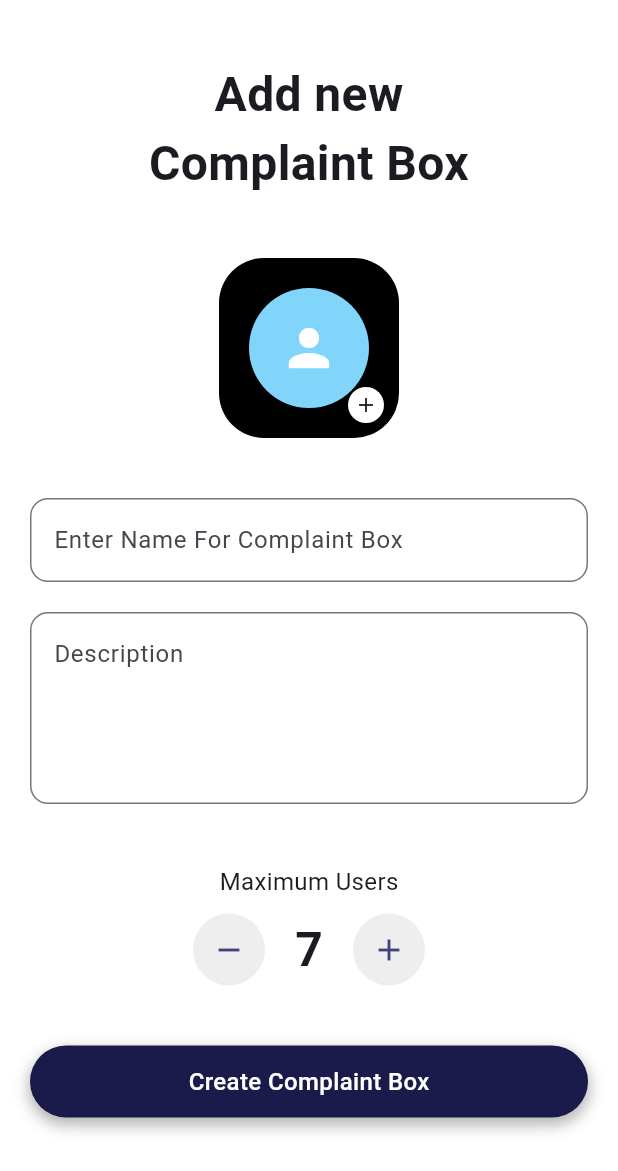
After one commit to AbdulWahab100203/rcet_complaint, a Flutter app: the AddComplaintBox screen opened by its route, on a phone screen of 412 x 824 dp. The commit adds this screen. Shown: the top 1171 px of the screen. Run offline on Flutter 3.47's test engine with Material 3 defaults, Android fonts, the phone set to English and light mode, and no system bars.

Commit message:
main_dashboard changese

```diff
--- a/lib/routes/app_routes.dart
+++ b/lib/routes/app_routes.dart
@@ -3,13 +3,14 @@ import '../screens/auth/welcome_screen.dart';
 import '../screens/auth/login_screen.dart';
 import '../screens/auth/signup_screen.dart';
 import '../screens/auth/signup_form_screen.dart';
-import '../screens/dashboard/dashboard_screen.dart';
+// import '../screens/dashboard/dashboard_screen.dart';
 import '../screens/auth/forget_screen.dart';
 import '../screens/dashboard/setting_screen.dart';
 import '../screens/dashboard/complaint_box.dart';
 import '../screens/dashboard/event.dart';
 import '../screens/dashboard/main_dashboard_screen.dart';
 import '../screens/dashboard/edit_profile.dart';
+import '../screens/dashboard/add_complaint_box.dart';
 
 class AppRoutes {
   static const String welcome = '/';
@@ -25,6 +26,7 @@ class AppRoutes {
   static const String event = '/EventScheduleScreen';
   static const String mainDashboard = '/ComplaintScreenMain';
   static const String editProfile = '/edit-profile';
+  static const String addComplaintBox = '/add-complaint-box';
 
   static Route<dynamic> onGenerateRoute(RouteSettings settings) {
     switch (settings.name) {
@@ -47,10 +49,10 @@ class AppRoutes {
         return MaterialPageRoute(
           builder: (_) => const SignUpFormScreen(),
         );
-      case dashboard:
-        return MaterialPageRoute(
-          builder: (_) => const DashboardScreen(),
-        );
+      // case dashboard:
+      //   return MaterialPageRoute(
+      //     builder: (_) => const DashboardScreen(),
+      //   );
       case setting:
         return MaterialPageRoute(
           builder: (_) => const SettingScreen(),
@@ -72,9 +74,9 @@ class AppRoutes {
           builder: (_) => ComplaintScreenMain(),
         );
       case editProfile:
-        return MaterialPageRoute(
-          builder: (_) => EditProfileScreen(),
-        );
+        return MaterialPageRoute(builder: (_) => const EditProfileScreen());
+      case addComplaintBox:
+        return MaterialPageRoute(builder: (_) => const AddComplaintBox());
       default:
         return MaterialPageRoute(
           builder: (_) => Scaffold(
--- /dev/null
+++ b/lib/screens/dashboard/add_complaint_box.dart
@@ -0,0 +1,162 @@
+import 'package:flutter/material.dart';
+import '../../routes/app_routes.dart';
+import '../../widgets/primary_button.dart';
+
+class AddComplaintBox extends StatefulWidget {
+  const AddComplaintBox({super.key});
+
+  @override
+  State<AddComplaintBox> createState() => _AddComplaintBoxState();
+}
+
+class _AddComplaintBoxState extends State<AddComplaintBox> {
+  final TextEditingController _nameController = TextEditingController();
+  final TextEditingController _descriptionController = TextEditingController();
+  int _maxUsers = 7;
+
+  @override
+  void dispose() {
+    _nameController.dispose();
+    _descriptionController.dispose();
+    super.dispose();
+  }
+
+  @override
+  Widget build(BuildContext context) {
+    return Scaffold(
+      backgroundColor: Colors.white,
+      body: SafeArea(
+        child: SingleChildScrollView(
+          padding: const EdgeInsets.all(20),
+          child: Column(
+            crossAxisAlignment: CrossAxisAlignment.center,
+            children: [
+              const SizedBox(height: 20),
+              const Text(
+                'Add new\nComplaint Box',
+                textAlign: TextAlign.center,
+                style: TextStyle(
+                  fontSize: 32,
+                  fontWeight: FontWeight.bold,
+                ),
+              ),
+              const SizedBox(height: 40),
+              Container(
+                width: 120,
+                height: 120,
+                decoration: BoxDecoration(
+                  color: Colors.black,
+                  borderRadius: BorderRadius.circular(30),
+                ),
+                child: Stack(
+                  children: [
+                    Center(
+                      child: CircleAvatar(
+                        radius: 40,
+                        backgroundColor: Colors.lightBlue[200],
+                        child: const Icon(
+                          Icons.person,
+                          size: 40,
+                          color: Colors.white,
+                        ),
+                      ),
+                    ),
+                    Positioned(
+                      right: 10,
+                      bottom: 10,
+                      child: Container(
+                        padding: const EdgeInsets.all(4),
+                        decoration: const BoxDecoration(
+                          color: Colors.white,
+                          shape: BoxShape.circle,
+                        ),
+                        child: const Icon(Icons.add, size: 16),
+                      ),
+                    ),
+                  ],
+                ),
+              ),
+              const SizedBox(height: 40),
+              TextField(
+                controller: _nameController,
+                decoration: InputDecoration(
+                  labelText: 'Enter Name For Complaint Box',
+                  border: OutlineInputBorder(
+                    borderRadius: BorderRadius.circular(12),
+                  ),
+                ),
+              ),
+              const SizedBox(height: 20),
+              TextField(
+                controller: _descriptionController,
+                maxLines: 4,
+                decoration: InputDecoration(
+                  labelText: 'Description',
+                  alignLabelWithHint: true,
+                  border: OutlineInputBorder(
+                    borderRadius: BorderRadius.circular(12),
+                  ),
+                ),
+              ),
+              const SizedBox(height: 40),
+              const Text(
+                'Maximum Users',
+                style: TextStyle(fontSize: 16),
+              ),
+              const SizedBox(height: 10),
+              Row(
+                mainAxisAlignment: MainAxisAlignment.center,
+                children: [
+                  CircleAvatar(
+                    radius: 24,
+                    backgroundColor: Colors.grey[200],
+                    child: IconButton(
+                      icon: const Icon(Icons.remove),
+                      onPressed: () {
+                        if (_maxUsers > 1) {
+                          setState(() {
+                            _maxUsers--;
+                          });
+                        }
+                      },
+                    ),
+                  ),
+                  Padding(
+                    padding: const EdgeInsets.symmetric(horizontal: 20),
+                    child: Text(
+                      '$_maxUsers',
+                      style: const TextStyle(
+                        fontSize: 32,
+                        fontWeight: FontWeight.bold,
+                      ),
+                    ),
+                  ),
+                  CircleAvatar(
+                    radius: 24,
+                    backgroundColor: Colors.grey[200],
+                    child: IconButton(
+                      icon: const Icon(Icons.add),
+                      onPressed: () {
+                        setState(() {
+                          _maxUsers++;
+                        });
+                      },
+                    ),
+                  ),
+                ],
+              ),
+              const SizedBox(height: 40),
+              PrimaryButton(
+                text: 'Create Complaint Box',
+                onPressed: () {
+                  // Handle create complaint box
+                  Navigator.pop(context);
+                },
+              ),
+            ],
+          ),
+        ),
+      ),
+    );
+  }
+}
--- a/lib/screens/dashboard/complaint_box.dart
+++ b/lib/screens/dashboard/complaint_box.dart
@@ -118,8 +118,11 @@ class _ComplaintScreenState extends State<ComplaintScreen> {
               Navigator.pushReplacementNamed(context, AppRoutes.event);
               break;
             case 2: // Complaints
+              Navigator.pushNamed(context, AppRoutes.addComplaintBox);
               break; // Already on complaints
-            case 3: // Profile
+            case 3: // Complaints
+              break; // Already on complaints
+            case 4: // Profile
               Navigator.pushReplacementNamed(context, AppRoutes.setting);
               break;
           }
```
Also changed, not shown: lib/screens/dashboard/dashboard_screen.dart (deleted, +0 -150 lines), lib/screens/dashboard/main_dashboard_screen.dart (+129 -116 lines), lib/widgets/custom_bottom_bar.dart (+25 -4 lines).
